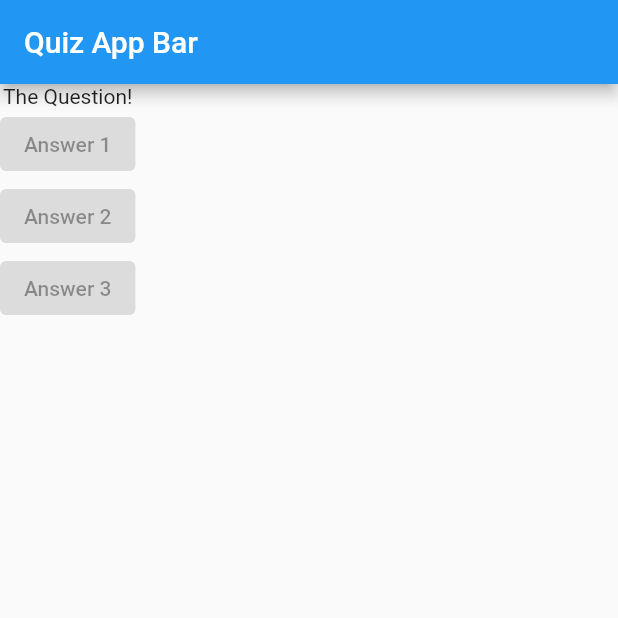
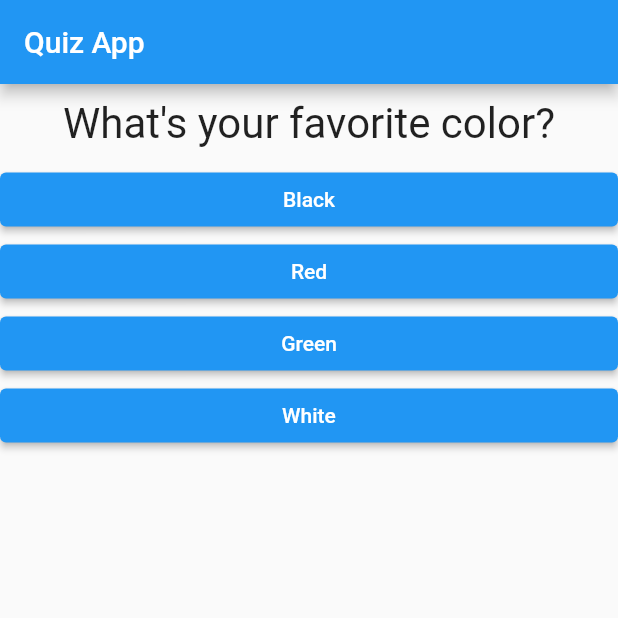
Before and after one commit to dieginin/quiz_app, a Flutter app: the screen it shows after launch, on a phone screen of 412 x 824 dp, the top half of it. Run offline on Flutter 3.47's test engine with Material 2 defaults, Android fonts, the phone set to English and light mode, and no system bars.

Commit message:
App before calculate scores

```diff
--- /dev/null
+++ b/lib/answer.dart
@@ -0,0 +1,20 @@
+import 'package:flutter/material.dart';
+
+class Answer extends StatelessWidget {
+  const Answer(this.onPressed, this.answerText, {super.key});
+
+  final String answerText;
+  final VoidCallback onPressed;
+
+  @override
+  Widget build(BuildContext context) {
+    return SizedBox(
+      width: double.infinity,
+      child: ElevatedButton(
+        onPressed: onPressed,
+        // style: ButtonStyle(backgroundColor: MaterialStateProperty.all(Colors.red)),
+        child: Text(answerText),
+      ),
+    );
+  }
+}
--- a/lib/main.dart
+++ b/lib/main.dart
@@ -1,40 +1,72 @@
 import 'package:flutter/material.dart';
+import 'package:quiz_app/quiz.dart';
+import 'package:quiz_app/result.dart';
 
 void main() => runApp(const MyApp());
 
-class MyApp extends StatelessWidget {
+class MyApp extends StatefulWidget {
   const MyApp({super.key});
 
   @override
+  State<MyApp> createState() => _MyAppState();
+}
+
+class _MyAppState extends State<MyApp> {
+  int totalScore = 0;
+
+  int _questionIndex = 0;
+
+  _answerQuestion(int score) {
+    totalScore += score;
+    setState(() => _questionIndex += 1);
+  }
+
+  @override
   Widget build(BuildContext context) {
-    var questions = [
-      'What\'s your favorite color?',
-      'What\'s your favorite animal?',
+    const questions = [
+      {
+        'questionText': 'What\'s your favorite color?',
+        'answers': [
+          {'text': 'Black', 'score': 10},
+          {'text': 'Red', 'score': 5},
+          {'text': 'Green', 'score': 3},
+          {'text': 'White', 'score': 1},
+        ],
+      },
+      {
+        'questionText': 'What\'s your favorite animal?',
+        'answers': [
+          {'text': 'Rabbit', 'score': 3},
+          {'text': 'Snake', 'score': 11},
+          {'text': 'Elephant', 'score': 5},
+          {'text': 'Lion', 'score': 9},
+        ],
+      },
+      {
+        'questionText': 'Who\'s your favorite instructor?',
+        'answers': [
+          {'text': 'Max', 'score': 1},
+          {'text': 'Max', 'score': 1},
+          {'text': 'Max', 'score': 1},
+          {'text': 'Max', 'score': 1},
+        ],
+      },
     ];
 
     return MaterialApp(
+      debugShowCheckedModeBanner: false,
       title: 'Quiz App',
       home: Scaffold(
         appBar: AppBar(
-          title: const Text('Quiz App Bar'),
+          title: const Text('Quiz App'),
         ),
-        body: Column(
-          children: const [
-            Text('The Question!'),
-            ElevatedButton(
-              onPressed: null,
-              child: Text('Answer 1'),
-            ),
-            ElevatedButton(
-              onPressed: null,
-              child: Text('Answer 2'),
-            ),
-            ElevatedButton(
-              onPressed: null,
-              child: Text('Answer 3'),
-            ),
-          ],
-        ),
+        body: _questionIndex < questions.length
+            ? Quiz(
+                _answerQuestion,
+                questions,
+                _questionIndex,
+              )
+            : const Result(),
       ),
     );
   }
--- /dev/null
+++ b/lib/question.dart
@@ -0,0 +1,20 @@
+import 'package:flutter/material.dart';
+
+class Question extends StatelessWidget {
+  const Question(this.questionText, {super.key});
+
+  final String questionText;
+
+  @override
+  Widget build(BuildContext context) {
+    return Container(
+      margin: const EdgeInsets.all(10),
+      width: double.infinity,
+      child: Text(
+        questionText,
+        style: const TextStyle(fontSize: 28),
+        textAlign: TextAlign.center,
+      ),
+    );
+  }
+}
--- /dev/null
+++ b/lib/quiz.dart
@@ -0,0 +1,26 @@
+import 'package:flutter/material.dart';
+import 'package:quiz_app/answer.dart';
+import 'package:quiz_app/question.dart';
+
+class Quiz extends StatelessWidget {
+  const Quiz(this.answerQuestion, this.questions, this.questionIndex, {super.key});
+
+  final Function answerQuestion;
+  final int questionIndex;
+  final List<Map<String, Object>> questions;
+
+  @override
+  Widget build(BuildContext context) {
+    return Column(
+      children: [
+        Question(questions[questionIndex]['questionText'] as String),
+        ...(questions[questionIndex]['answers'] as List<Map<String, Object>>).map((answer) {
+          return Answer(
+            () => answerQuestion(answer['score']),
+            answer['text'] as String,
+          );
+        })
+      ],
+    );
+  }
+}
--- /dev/null
+++ b/lib/result.dart
@@ -0,0 +1,15 @@
+import 'package:flutter/material.dart';
+
+class Result extends StatelessWidget {
+  const Result({super.key});
+
+  @override
+  Widget build(BuildContext context) {
+    return const Center(
+      child: Text(
+        'You did it!',
+        style: TextStyle(fontSize: 30, fontWeight: FontWeight.bold),
+      ),
+    );
+  }
+}
```
